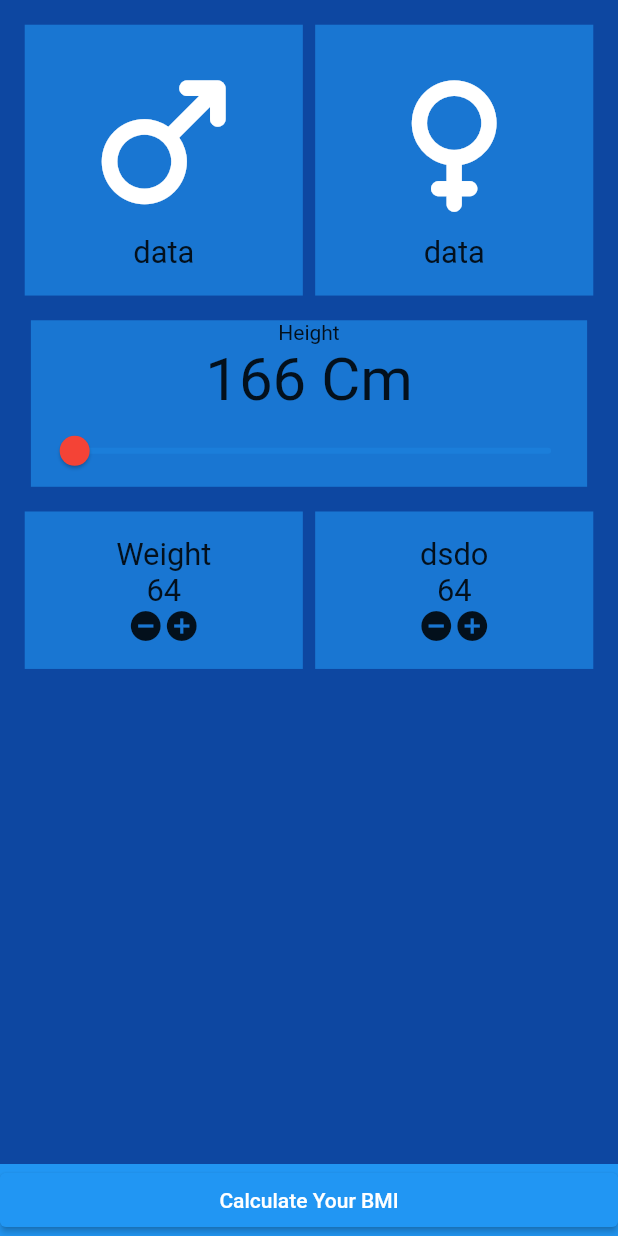
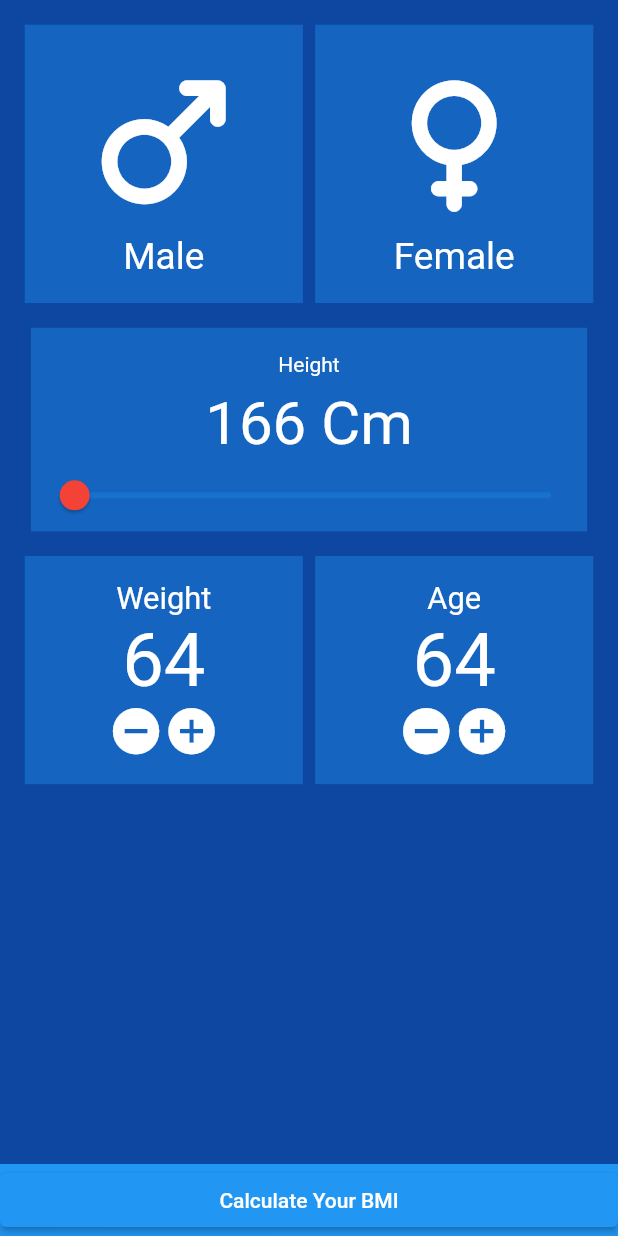
Before and after one commit to shahzebnaqvi/BmiCalculator, a Flutter app: the screen it shows after launch, on a phone screen of 412 x 824 dp. Run offline on Flutter 3.47's test engine with Material 2 defaults, Android fonts, the phone set to English and light mode, and no system bars.

Commit message:
bmi calculator design

```diff
--- a/lib/bmicalculator.dart
+++ b/lib/bmicalculator.dart
@@ -8,9 +8,10 @@ class BmiCalculator extends StatefulWidget {
 }
 
 Color backcolor = Colors.blue.shade900;
-Color backcolorcon = Colors.blue.shade700;
+Color backcolorcon = Colors.blue.shade800;
 Color coloricon = Colors.white;
 double _currentSliderValue = 20;
+Color fontcolor = Colors.white;
 
 class _BmiCalculatorState extends State<BmiCalculator> {
   @override
@@ -24,8 +25,8 @@ class _BmiCalculatorState extends State<BmiCalculator> {
             child: Row(
               mainAxisAlignment: MainAxisAlignment.spaceBetween,
               children: [
-                containerhalf(context, Icons.male_rounded),
-                containerhalf(context, Icons.female_rounded),
+                containerhalf(context, Icons.male_rounded, "Male"),
+                containerhalf(context, Icons.female_rounded, "Female"),
               ],
             ),
           ),
@@ -34,10 +35,19 @@ class _BmiCalculatorState extends State<BmiCalculator> {
             color: backcolorcon,
             child: Column(
               children: [
-                Text("Height"),
+                Container(
+                  margin: EdgeInsets.only(
+                    top: MediaQuery.of(context).size.height * 0.02,
+                    bottom: MediaQuery.of(context).size.height * 0.01,
+                  ),
+                  child: Text(
+                    "Height",
+                    style: TextStyle(color: fontcolor),
+                  ),
+                ),
                 Text(
                   "166 Cm",
-                  style: TextStyle(fontSize: 40),
+                  style: TextStyle(fontSize: 40, color: fontcolor),
                 ),
                 Slider(
                   value: _currentSliderValue,
@@ -62,7 +72,7 @@ class _BmiCalculatorState extends State<BmiCalculator> {
               mainAxisAlignment: MainAxisAlignment.spaceBetween,
               children: [
                 Containerhalf1(heading1: "Weight"),
-                Containerhalf1(heading1: "dsdo"),
+                Containerhalf1(heading1: "Age"),
               ],
             ),
           ),
@@ -85,7 +95,7 @@ class _BmiCalculatorState extends State<BmiCalculator> {
   }
 }
 
-Widget containerhalf(context, iconcont) {
+Widget containerhalf(context, iconcont, name) {
   return Container(
     padding: EdgeInsets.all(
       MediaQuery.of(context).size.width * 0.04,
@@ -97,8 +107,10 @@ Widget containerhalf(context, iconcont) {
         Icon(iconcont,
             color: coloricon, size: MediaQuery.of(context).size.width * 0.3),
         Text(
-          "data",
-          style: TextStyle(fontSize: MediaQuery.of(context).size.width * 0.05),
+          name,
+          style: TextStyle(
+              fontSize: MediaQuery.of(context).size.width * 0.06,
+              color: fontcolor),
         )
       ],
     ),
@@ -127,19 +139,29 @@ class _Containerhalf1State extends State<Containerhalf1> {
         children: [
           Text(
             "${widget.heading1}",
-            style:
-                TextStyle(fontSize: MediaQuery.of(context).size.width * 0.05),
+            style: TextStyle(
+                fontSize: MediaQuery.of(context).size.width * 0.05,
+                color: fontcolor),
           ),
           Text(
             "64",
-            style:
-                TextStyle(fontSize: MediaQuery.of(context).size.width * 0.05),
+            style: TextStyle(
+                fontSize: MediaQuery.of(context).size.width * 0.12,
+                color: fontcolor),
           ),
           Row(
             mainAxisAlignment: MainAxisAlignment.center,
             children: [
-              Icon(Icons.remove_circle),
-              Icon(Icons.add_circle),
+              Icon(
+                Icons.remove_circle,
+                color: fontcolor,
+                size: MediaQuery.of(context).size.width * 0.09,
+              ),
+              Icon(
+                Icons.add_circle,
+                color: fontcolor,
+                size: MediaQuery.of(context).size.width * 0.09,
+              ),
             ],
           )
         ],
```
